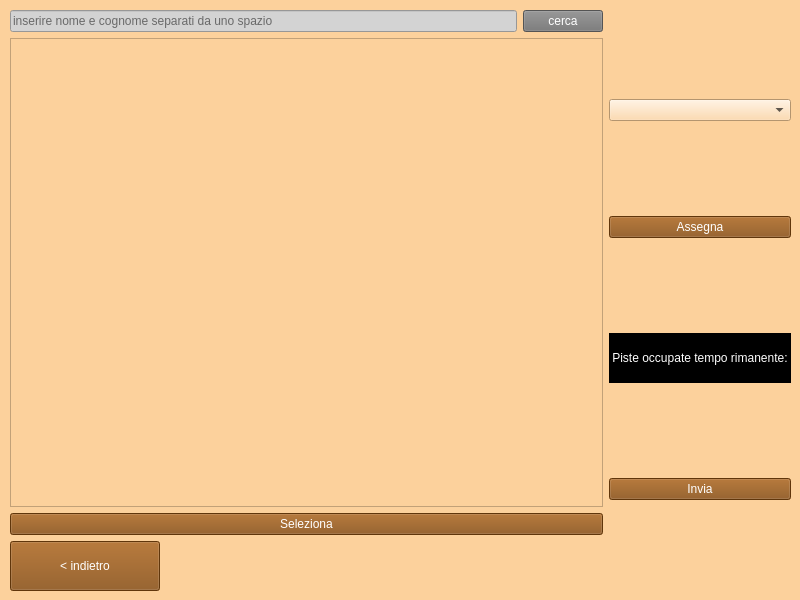
Old version of the form Partita/view/gestionePartite.ui in the repository ManuelMarrone/GestioneBowling.
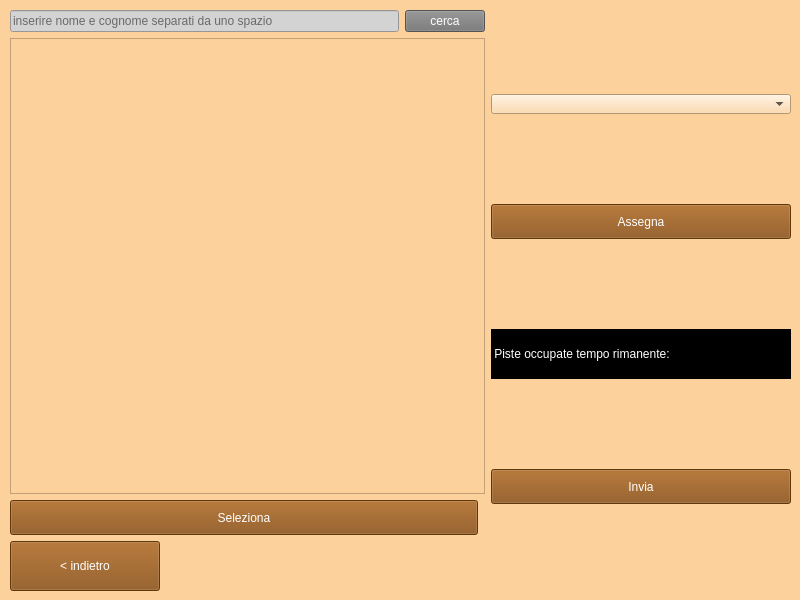
New version of the form.

```diff
--- a/Partita/view/gestionePartite.ui
+++ b/Partita/view/gestionePartite.ui
@@ -81,6 +81,18 @@
       </item>
       <item>
        <widget class="QPushButton" name="selezionaButton">
+        <property name="minimumSize">
+         <size>
+          <width>468</width>
+          <height>35</height>
+         </size>
+        </property>
+        <property name="maximumSize">
+         <size>
+          <width>468</width>
+          <height>35</height>
+         </size>
+        </property>
         <property name="palette">
          <palette>
           <active>
@@ -292,10 +304,41 @@
        <enum>QLayout::SetFixedSize</enum>
       </property>
       <item>
-       <widget class="QComboBox" name="pisteList"/>
+       <widget class="QComboBox" name="pisteList">
+        <property name="minimumSize">
+         <size>
+          <width>300</width>
+          <height>20</height>
+         </size>
+        </property>
+        <property name="maximumSize">
+         <size>
+          <width>300</width>
+          <height>20</height>
+         </size>
+        </property>
+        <property name="sizeIncrement">
+         <size>
+          <width>300</width>
+          <height>20</height>
+         </size>
+        </property>
+       </widget>
       </item>
       <item>
        <widget class="QPushButton" name="assegnaButton">
+        <property name="minimumSize">
+         <size>
+          <width>300</width>
+          <height>35</height>
+         </size>
+        </property>
+        <property name="maximumSize">
+         <size>
+          <width>300</width>
+          <height>35</height>
+         </size>
+        </property>
         <property name="palette">
          <palette>
           <active>
@@ -481,13 +524,13 @@
        <widget class="QLabel" name="messaggioTempo">
         <property name="minimumSize">
          <size>
-          <width>150</width>
+          <width>300</width>
           <height>50</height>
          </size>
         </property>
         <property name="maximumSize">
          <size>
-          <width>350</width>
+          <width>300</width>
           <height>50</height>
          </size>
         </property>
@@ -501,6 +544,18 @@
       </item>
       <item>
        <widget class="QPushButton" name="inviaButton">
+        <property name="minimumSize">
+         <size>
+          <width>300</width>
+          <height>35</height>
+         </size>
+        </property>
+        <property name="maximumSize">
+         <size>
+          <width>300</width>
+          <height>35</height>
+         </size>
+        </property>
         <property name="palette">
          <palette>
           <active>
```
